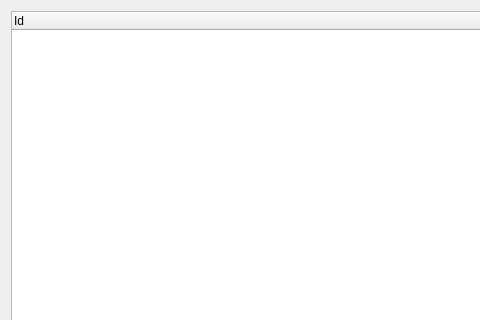
First picture: the form in src/SeerThreadIdsBrowserWidget.ui, repository epasveer/seer, before the edit; both pictures show x 0 to 480 and y 0 to 320 of the 794 by 528 pixel window.
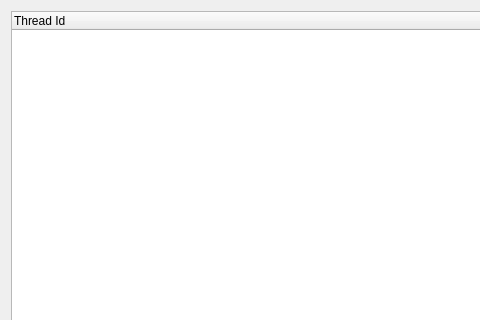
Second picture: the form after the edit.

Commit message: Add new ThreadGroup browser.

```diff
--- a/src/SeerThreadIdsBrowserWidget.ui
+++ b/src/SeerThreadIdsBrowserWidget.ui
@@ -21,7 +21,7 @@
      </property>
      <column>
       <property name="text">
-       <string>Id</string>
+       <string>Thread Id</string>
       </property>
      </column>
     </widget>
```
The commit also changes 10 other files.
